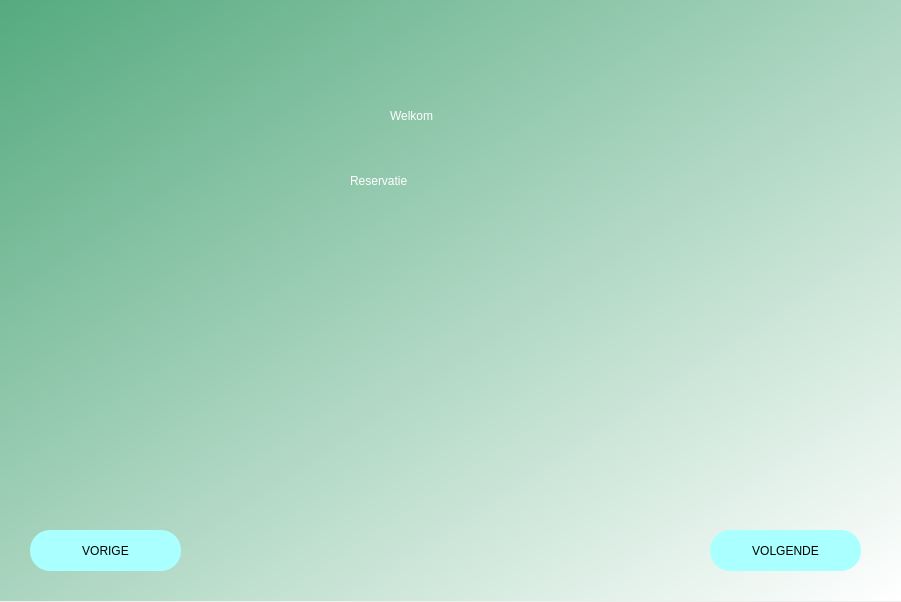
Before: the Qt Designer form sport_booker/gui/reservationscreen.ui in bert-pxl/sport-booker, drawn with Qt 5.
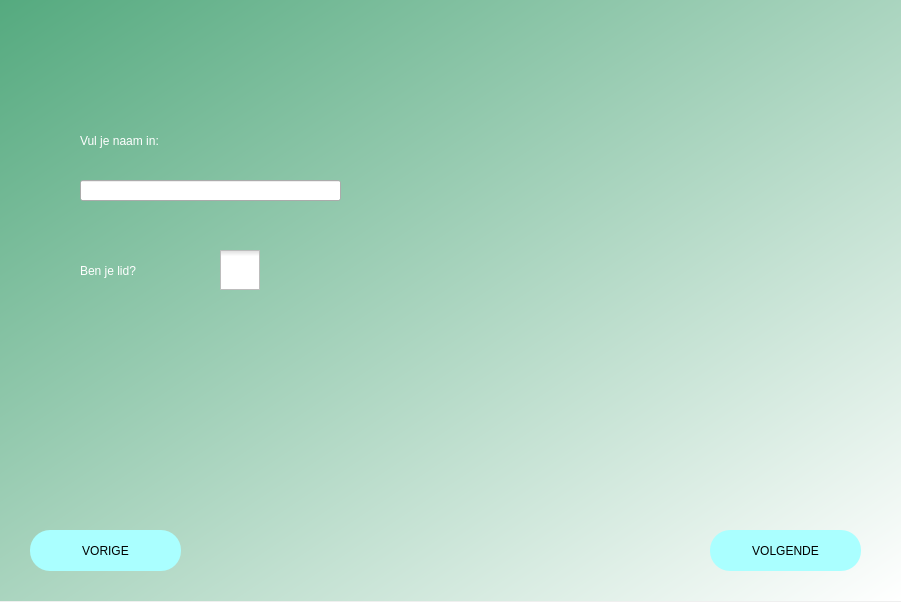
After: the same form once the commit is applied.

Diff of the .ui file:
```diff
--- a/sport_booker/gui/reservationscreen.ui
+++ b/sport_booker/gui/reservationscreen.ui
@@ -26,38 +26,6 @@
     <string notr="true">QWidget#bgwidget{
 background-color:qlineargradient(spread:pad, x1:0, y1:0, x2:1, y2:1, stop:0 rgba(85, 170, 127, 255), stop:1 rgba(255, 255, 255, 255))}</string>
    </property>
-   <widget class="QLabel" name="label">
-    <property name="geometry">
-     <rect>
-      <x>390</x>
-      <y>90</y>
-      <width>151</width>
-      <height>51</height>
-     </rect>
-    </property>
-    <property name="styleSheet">
-     <string notr="true">font: 75 26pt &quot;Verdana&quot;;color:rgb(255, 255, 255)</string>
-    </property>
-    <property name="text">
-     <string>Welkom</string>
-    </property>
-   </widget>
-   <widget class="QLabel" name="label_2">
-    <property name="geometry">
-     <rect>
-      <x>350</x>
-      <y>160</y>
-      <width>311</width>
-      <height>41</height>
-     </rect>
-    </property>
-    <property name="styleSheet">
-     <string notr="true">font: 16pt &quot;Verdana&quot;;color:rgb(255, 255, 255)</string>
-    </property>
-    <property name="text">
-     <string>Reservatie</string>
-    </property>
-   </widget>
    <widget class="QPushButton" name="reservation_button_next">
     <property name="geometry">
      <rect>
@@ -94,6 +62,76 @@
      <string>VORIGE</string>
     </property>
    </widget>
+   <widget class="QLabel" name="Reservation_label1">
+    <property name="geometry">
+     <rect>
+      <x>80</x>
+      <y>120</y>
+      <width>311</width>
+      <height>41</height>
+     </rect>
+    </property>
+    <property name="styleSheet">
+     <string notr="true">font: 16pt &quot;Verdana&quot;;color:rgb(255, 255, 255)</string>
+    </property>
+    <property name="text">
+     <string>Vul je naam in:</string>
+    </property>
+   </widget>
+   <widget class="QLabel" name="Reservation_label2">
+    <property name="geometry">
+     <rect>
+      <x>80</x>
+      <y>250</y>
+      <width>311</width>
+      <height>41</height>
+     </rect>
+    </property>
+    <property name="styleSheet">
+     <string notr="true">font: 16pt &quot;Verdana&quot;;color:rgb(255, 255, 255)</string>
+    </property>
+    <property name="text">
+     <string>Ben je lid?</string>
+    </property>
+   </widget>
+   <widget class="QLineEdit" name="Reservation_lineEdit">
+    <property name="geometry">
+     <rect>
+      <x>80</x>
+      <y>180</y>
+      <width>261</width>
+      <height>21</height>
+     </rect>
+    </property>
+   </widget>
+   <widget class="QCheckBox" name="Reservation_checkBox">
+    <property name="geometry">
+     <rect>
+      <x>220</x>
+      <y>250</y>
+      <width>91</width>
+      <height>41</height>
+     </rect>
+    </property>
+    <property name="styleSheet">
+     <string notr="true">QCheckBox::indicator {
+     width: 40px;
+     height: 40px;
+}</string>
+    </property>
+    <property name="text">
+     <string/>
+    </property>
+    <property name="iconSize">
+     <size>
+      <width>100</width>
+      <height>100</height>
+     </size>
+    </property>
+    <property name="checked">
+     <bool>false</bool>
+    </property>
+   </widget>
   </widget>
  </widget>
  <resources/>
```
